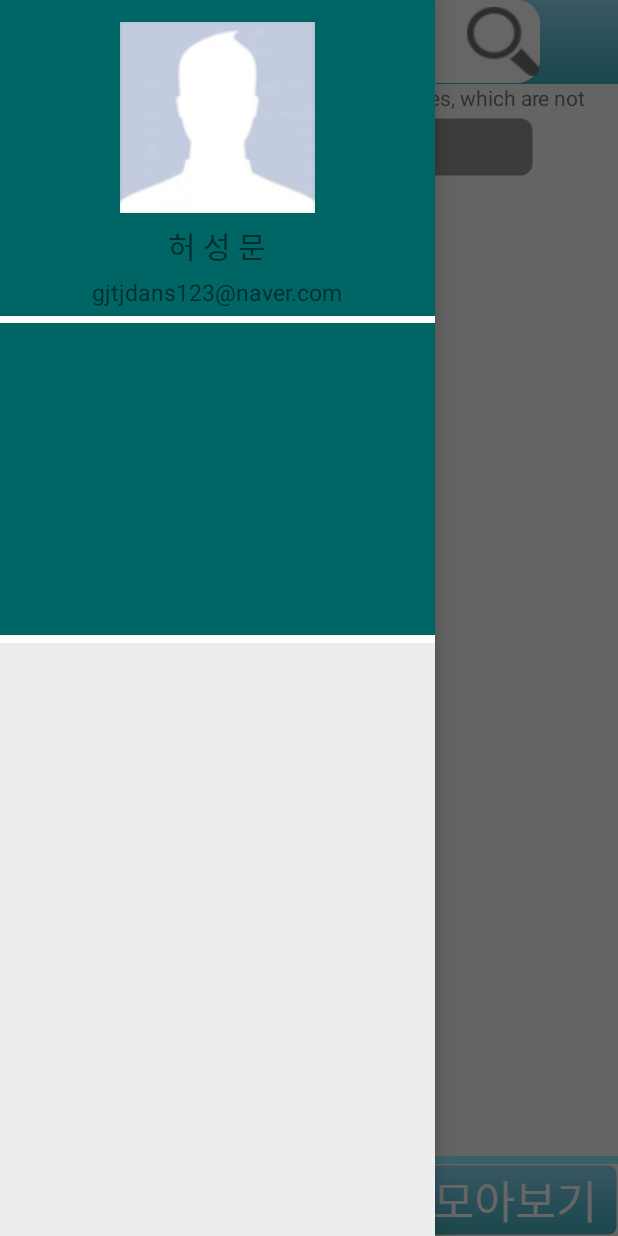
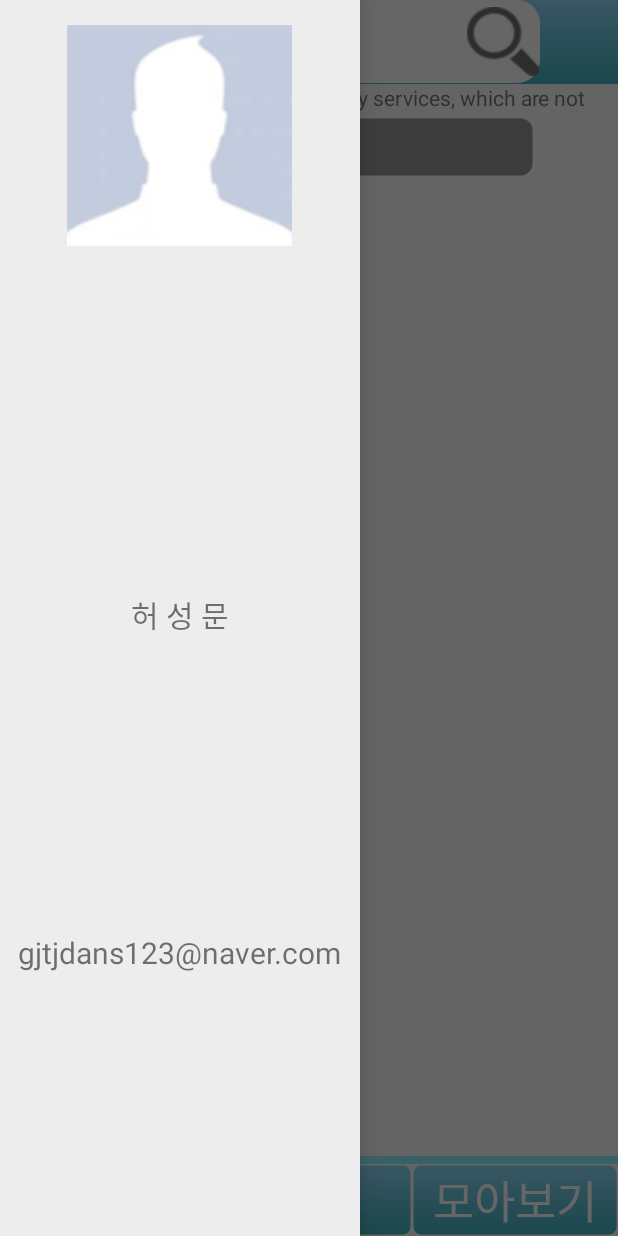
Before and after one commit to Who-IM/LeaveOutApp, an Android app: the MainActivity screen opened directly, with no data from a screen before it, after a tap on an icon or button, on a phone screen of 412 x 824 dp. Run offline under Robolectric (Android 15) with nearby library versions, the phone set to English and light mode, and no system bars; Roboto replaces fonts that are not available here; 1 statement that could not run was skipped.

Commit message:
Revert "메뉴바 수정"
This reverts commit 2710bb92340032a7f3c49b63dec8464a2e0a97a7.

```diff
--- a/Android/LeaveOut/app/src/main/AndroidManifest.xml
+++ b/Android/LeaveOut/app/src/main/AndroidManifest.xml
@@ -20,11 +20,9 @@
         <activity android:name=".MainActivity"></activity>
         <activity android:name=".Writing"></activity>
         <activity android:name=".Preferences"></activity>
-        <activity android:name=".join"></activity><![CDATA[
-        >
+        <activity android:name=".join"></activity>
 
         // 구글 Map
-        ]]>
         <meta-data
             android:name="com.google.android.geo.API_KEY"
             android:value="AIzaSyAs6TKQVaOyF3sclxbqMapgHhEMg_WshJE"/>
--- a/Android/LeaveOut/app/src/main/java/whoim/leaveout/MainActivity.java
+++ b/Android/LeaveOut/app/src/main/java/whoim/leaveout/MainActivity.java
@@ -171,7 +171,6 @@ public class MainActivity extends AppCompatActivity
         alist = new ArrayList<CData>();
         // 데이터를 받기위해 데이터어댑터 객체 선언
         adapter = new DataAdapter(this, alist);
-        adapter.notifyDataSetChanged();
         // 리스트뷰에 어댑터 연결
         list.setAdapter(adapter);
 
@@ -185,8 +184,9 @@ public class MainActivity extends AppCompatActivity
 
     // 메뉴 커스텀 (나중에 DB받아서 수정)
     public void setMenuCustom(DataAdapter adapter) {
-        adapter.add(new CData(getApplicationContext(), R.drawable.basepicture, "허 성 문", "gjtjdans123@naver.com"));
+        adapter.add(new CData(getApplicationContext(), R.drawable.basepicture));
         adapter.add(new CData(getApplicationContext(), "허 성 문"));
+        adapter.add(new CData(getApplicationContext(), "gjtjdans123@naver.com"));
     }
 
     // 뒤로가기
@@ -249,7 +249,6 @@ public class MainActivity extends AppCompatActivity
             // 현재 리스트의 하나의 항목에 보일 컨트롤 얻기
             if (v == null) {
                 // XML 레이아웃을 직접 읽어서 리스트뷰에 넣음
-//                view = mInflater.inflate(R.layout.myitem, list);
                 view = mInflater.inflate(R.layout.myitem, null);
             } else {
                 view = v;
@@ -263,10 +262,9 @@ public class MainActivity extends AppCompatActivity
                 TextView tv2 = (TextView) view.findViewById(R.id.textView2);
                 // 텍스트뷰1에 getLabel()을 출력 즉 첫번째 인수값
                 tv.setText(data.getLabel());
-                tv2.setText(data.getLabel2());
+                tv2.setText(data.getData());
 
-                TextView tv3 = (TextView) view.findViewById(R.id.textView);
-                tv3.setText(data.getLabel3());
+//                tv2.setTextColor(Color.WHITE);
 
                 ImageView iv = (ImageView) view.findViewById(R.id.imageView1);
                 // 이미지뷰에 뿌려질 해당 이미지값을 연결 즉 세번째 인수값
@@ -279,35 +277,24 @@ public class MainActivity extends AppCompatActivity
     // CData안에 받은 값을 직접 할당
 
     class CData {
-        private String label1;
-        private String label2;
-        private String label3;
+        private String m_szLabel;
+        private String m_szData;
         private int m_szData2;
 
         public CData(Context context, int p_szData2) {
             m_szData2 = p_szData2;
         }
 
-        public CData(Context context, int p_szData2, String p_szLabel, String p_szLabel2) {
-            m_szData2 = p_szData2;
-            label1 = p_szLabel;
-            label2 = p_szLabel2;
-        }
-
-        public CData(Context context, String label3) {
-            this.label3 = label3;
+        public CData(Context context, String p_szLabel) {
+            m_szLabel = p_szLabel;
         }
 
         public String getLabel() {
-            return label1;
+            return m_szLabel;
         }
 
-        public String getLabel2() {
-            return label2;
-        }
-
-        public String getLabel3() {
-            return label3;
+        public String getData() {
+            return m_szData;
         }
 
         public int getData2() {
--- a/Android/LeaveOut/app/src/main/res/layout/main.xml
+++ b/Android/LeaveOut/app/src/main/res/layout/main.xml
@@ -41,7 +41,7 @@
         <!-- 메뉴바 나타나는 창 -->
         <ListView
             android:id="@+id/main_menu"
-            android:layout_width="290dp"
+            android:layout_width="240dp"
             android:layout_height="match_parent"
             android:layout_gravity="start"
             android:background="#EDEDED"
--- a/Android/LeaveOut/app/src/main/res/layout/menu.xml
+++ /dev/null
@@ -1,11 +0,0 @@
-<?xml version="1.0" encoding="utf-8"?>
-<LinearLayout xmlns:android="http://schemas.android.com/apk/res/android"
-    android:orientation="vertical" android:layout_width="match_parent"
-    android:layout_height="match_parent">
-
-    <TextView
-        android:id="@+id/textView"
-        android:layout_width="match_parent"
-        android:layout_height="wrap_content"
-        android:text="TextView" />
-</LinearLayout>
--- a/Android/LeaveOut/app/src/main/res/layout/myitem.xml
+++ b/Android/LeaveOut/app/src/main/res/layout/myitem.xml
@@ -1,24 +1,22 @@
 <?xml version="1.0" encoding="utf-8"?>
+<LinearLayout
+    xmlns:android="http://schemas.android.com/apk/res/android"
+    android:layout_width="fill_parent"
+    android:layout_height="fill_parent">
+
     <RelativeLayout
-    xmlns:android="http://schemas.android.com/apk/res/android"
-    xmlns:app="http://schemas.android.com/apk/res-auto"
-    android:id="@+id/temp"
+        android:id="@+id/linearLayout1"
         android:layout_width="fill_parent"
-    android:layout_height="fill_parent"
-    android:background="#006665"
-    android:orientation="vertical">
-
+        android:layout_height="wrap_content"
+        android:orientation="horizontal">
 
         <ImageView
             android:id="@+id/imageView1"
-        android:layout_width="130dp"
-        android:layout_height="130dp"
-        android:layout_alignParentTop="true"
+            android:layout_width="150dp"
+            android:layout_height="150dp"
             android:layout_centerHorizontal="true"
-        android:layout_marginTop="13dp"
-        >
+            android:layout_marginTop="15dp">
         </ImageView>
-
 
         <TextView
             android:id="@+id/textView1"
@@ -27,30 +25,21 @@
             android:layout_below="@+id/imageView1"
             android:layout_centerHorizontal="true"
             android:layout_marginTop="5dp"
-        android:text="TextView"
-        android:textSize="20dp">
+            android:textSize="20dp"
+            android:text="TextView">
         </TextView>
 
         <TextView
             android:id="@+id/textView2"
             android:layout_width="wrap_content"
             android:layout_height="wrap_content"
-        android:layout_centerHorizontal="true"
+            android:text="TextView"
             android:layout_below="@+id/textView1"
-        android:layout_marginTop="5dp"
-        android:text="TextView"
-        android:textSize="15dp">
+            android:layout_alignStart="@+id/textView1"
+            android:textSize="15dp"
+            android:layout_marginTop="5dp">
         </TextView>
-
-    <RelativeLayout
-        android:layout_width="match_parent"
-        android:layout_height="5dp"
-        android:layout_below="@+id/textView2"
-        android:layout_marginTop="5dp"
-        android:background="#ffffffff"
-        android:layout_centerHorizontal="true"
-        android:id="@+id/relativeLayout">
 
     </RelativeLayout>
 
-</RelativeLayout>
+</LinearLayout>
```
Also changed, not shown: Android/LeaveOut/app/src/main/res/drawable/friends_icon.png (deleted), Android/LeaveOut/app/src/main/res/drawable/home_icon.png (deleted). Lines whose indentation alone changed are shown as unchanged.
